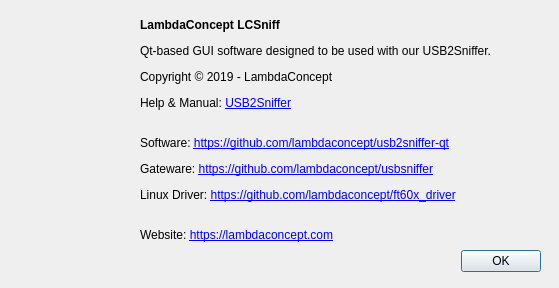
Old version of the form aboutwindow.ui in the repository lambdaconcept/usb2sniffer-qt.
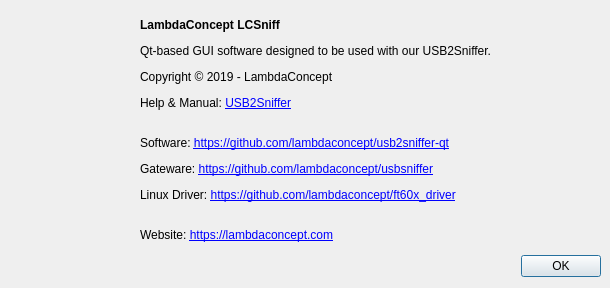
New version of the form. Icons and pictures are not drawn.

Commit message: Fix overflowing text on about window

What changed in the file:
```diff
--- a/aboutwindow.ui
+++ b/aboutwindow.ui
@@ -6,7 +6,7 @@
    <rect>
     <x>0</x>
     <y>0</y>
-    <width>559</width>
+    <width>610</width>
     <height>288</height>
    </rect>
   </property>
@@ -16,9 +16,9 @@
   <widget class="QDialogButtonBox" name="buttonBox">
    <property name="geometry">
     <rect>
-     <x>200</x>
-     <y>245</y>
-     <width>341</width>
+     <x>140</x>
+     <y>250</y>
+     <width>461</width>
      <height>32</height>
     </rect>
    </property>
@@ -56,7 +56,7 @@
     <rect>
      <x>140</x>
      <y>10</y>
-     <width>394</width>
+     <width>461</width>
      <height>241</height>
     </rect>
    </property>
@@ -66,6 +66,9 @@
    <property name="textFormat">
     <enum>Qt::AutoText</enum>
    </property>
+   <property name="wordWrap">
+    <bool>true</bool>
+   </property>
    <property name="openExternalLinks">
     <bool>true</bool>
    </property>
```
